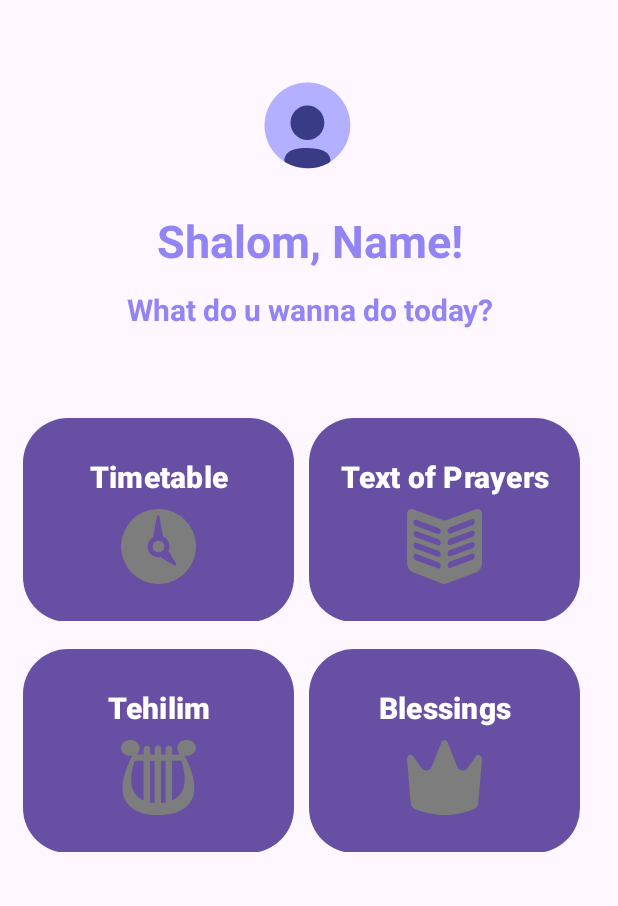
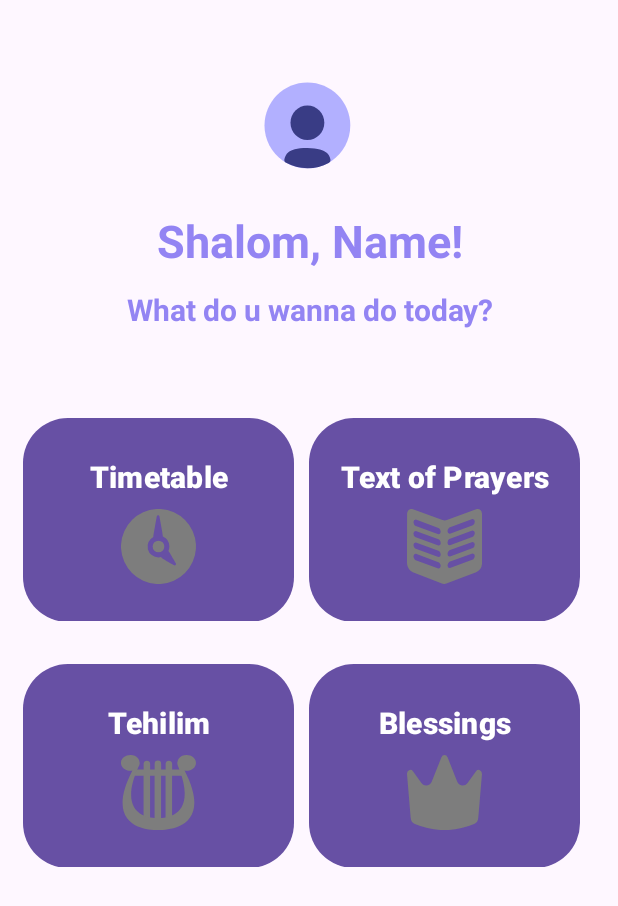
Before and after one commit to MrIsrak/prayer_app, an Android app: the MainMenu screen opened directly, with no data from a screen before it, on a phone screen of 412 x 824 dp. Shown: the top 906 px of the screen. Run offline under Robolectric (Android 15) with nearby library versions, the phone set to English and light mode, and no system bars.

Commit message:
Buttons are placed,Im starting with bottom menu. I hope it will be great

```diff
--- a/app/src/main/res/layout/activity_main_menu.xml
+++ b/app/src/main/res/layout/activity_main_menu.xml
@@ -61,11 +61,13 @@
         app:layout_constraintTop_toBottomOf="@id/question"
         app:layout_constraintStart_toStartOf="parent"
         app:layout_constraintEnd_toEndOf="parent"
-        android:layout_marginTop="40dp">
+        android:layout_marginTop="10dp">
 
         <LinearLayout
+            android:id="@+id/layout_top"
             android:layout_width="match_parent"
             android:layout_height="wrap_content"
+            android:layout_marginTop="30dp"
             android:orientation="horizontal">
 
             <com.google.android.material.button.MaterialButton
@@ -96,7 +98,9 @@
             android:id="@+id/layout_bot"
             android:layout_width="match_parent"
             android:layout_height="wrap_content"
-            android:orientation="horizontal">
+            android:layout_marginTop="10dp"
+            android:orientation="horizontal"
+            app:layout_constraintTop_toBottomOf="@id/layout_top">
             <com.google.android.material.button.MaterialButton
                 android:id="@+id/tehelim_button"
                 android:layout_width="match_parent"
```
